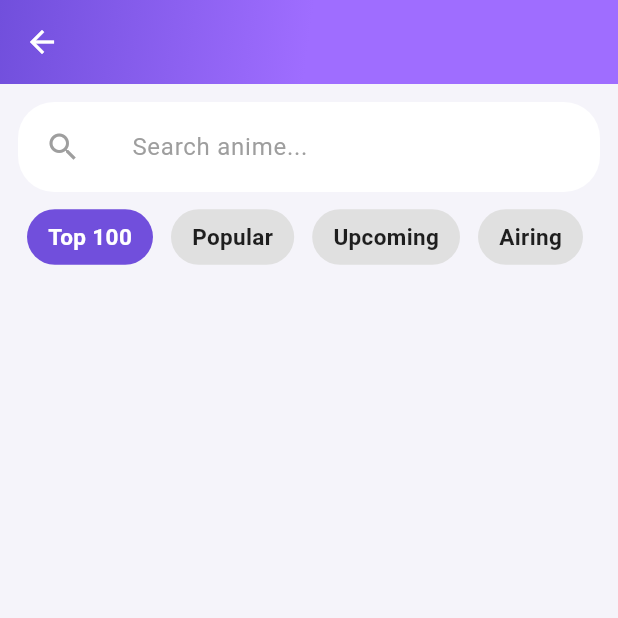
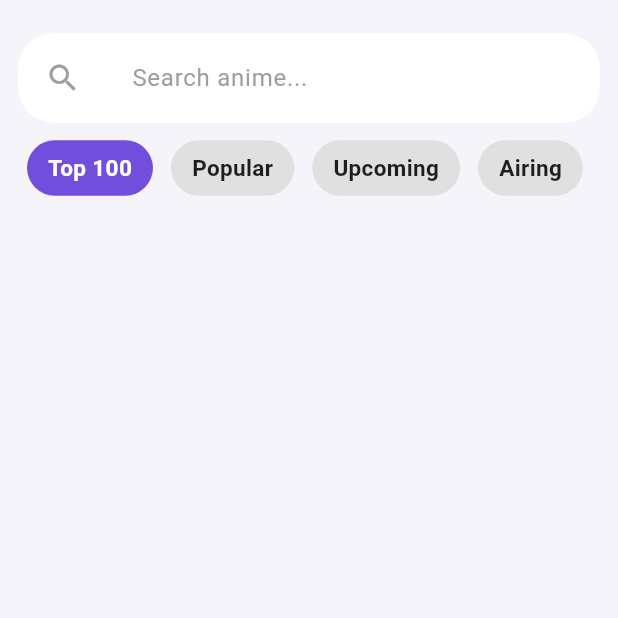
Before and after one commit to som120/AnimeVault, a Flutter app: the SearchScreen screen opened directly, on a phone screen of 412 x 824 dp, the top half of it. Run offline on Flutter 3.47's test engine with Material 3 defaults, Android fonts, the phone set to English and light mode, and no system bars; our stand-ins replace cloud_firestore, firebase_core, graphql_flutter, shimmer; accounts and stored records are empty; generated files the repository leaves out were written again; network calls fail.

Commit message:
removed the app bar in search screen

```diff
--- a/lib/screens/search_screen.dart
+++ b/lib/screens/search_screen.dart
@@ -172,6 +172,7 @@ class _SearchScreenState extends State<SearchScreen> {
   // ------------------ BUILD ------------------
   @override
   Widget build(BuildContext context) {
+    final topPadding = MediaQuery.of(context).padding.top;
     return PopScope(
       canPop: false,
       onPopInvokedWithResult: (didPop, result) {
@@ -183,24 +184,14 @@ class _SearchScreenState extends State<SearchScreen> {
         }
       },
       child: Scaffold(
-        appBar: AppBar(
-          flexibleSpace: Container(
-            decoration: const BoxDecoration(
-              gradient: LinearGradient(
-                colors: [Color(0xFF714FDC), Color(0xFF9F6DFF), AppTheme.accent],
-                begin: Alignment.topLeft,
-                end: Alignment.bottomRight,
-              ),
-            ),
-          ),
-          elevation: 0,
-          title: null,
-          centerTitle: true,
-        ),
-        body: Padding(
+        body: SafeArea(
+          child: Padding(
             padding: const EdgeInsets.all(12),
             child: Column(
               children: [
+                const SizedBox(height: 10),
+
+                // ------------------ Search Bar ------------------
                 buildAnimatedSearchBar(),
                 const SizedBox(height: 10),
 
@@ -211,7 +202,10 @@ class _SearchScreenState extends State<SearchScreen> {
                     scrollDirection: Axis.horizontal,
                     child: Row(
                       children: [
-                      buildFilterButton("Top 100", AniListService.getTopAnime),
+                        buildFilterButton(
+                          "Top 100",
+                          AniListService.getTopAnime,
+                        ),
                         buildFilterButton(
                           "Popular",
                           AniListService.getPopularAnime,
@@ -224,7 +218,10 @@ class _SearchScreenState extends State<SearchScreen> {
                           "Airing",
                           AniListService.getAiringAnime,
                         ),
-                      buildFilterButton("Movies", AniListService.getTopMovies),
+                        buildFilterButton(
+                          "Movies",
+                          AniListService.getTopMovies,
+                        ),
                       ],
                     ),
                   ),
@@ -259,6 +256,7 @@ class _SearchScreenState extends State<SearchScreen> {
                         ),
                 ),
               ],
+            ),
           ),
         ),
       ),
@@ -349,10 +347,8 @@ class AnimeListCard extends StatelessWidget {
                       ),
                       const SizedBox(height: 8),
 
-                      // ⭐ Format + Year (Color Removed)
-                      // I removed the decoration: BoxDecoration(...)
+                      // Format + Year (Color Removed)
                       Container(
-                        // padding: const EdgeInsets.symmetric(horizontal: 8, vertical: 4), // Optional: reduce padding if no box
                         child: Row(
                           mainAxisSize: MainAxisSize.min,
                           children: [
```
Lines whose indentation alone changed are shown as unchanged.
